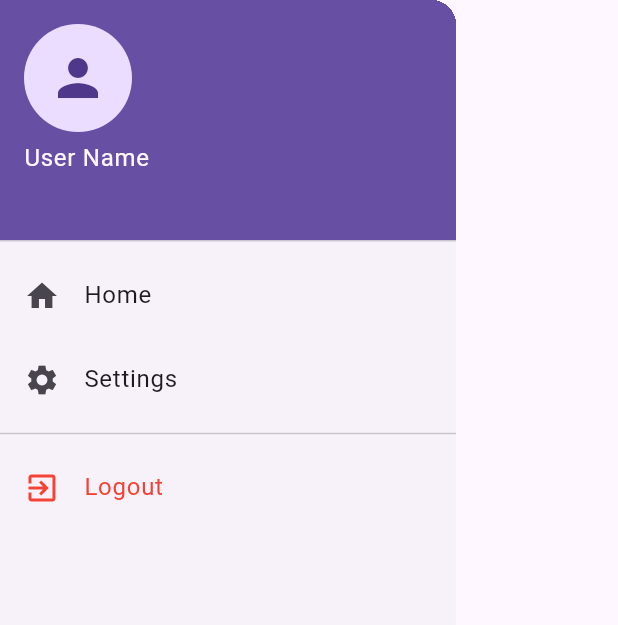
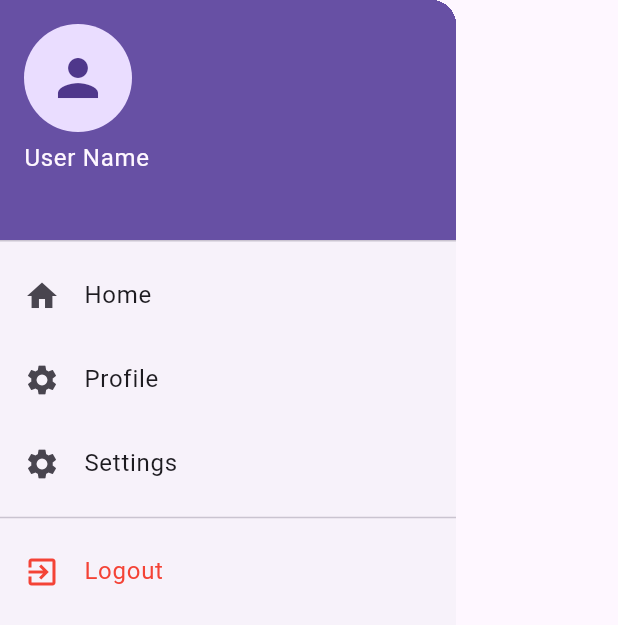
Before and after one commit to vprabhu1771/flutter_supabase_chat, a Flutter app: the CustomDrawer widget shown alone on an empty page, opened directly, on a phone screen of 412 x 824 dp. Shown: the top 625 px of the screen. Run offline on Flutter 3.47's test engine with Material 3 defaults, Android fonts, the phone set to English and light mode, and no system bars; our stand-ins replace flutter_dotenv, flutter_secure_storage, fluttertoast, supabase_flutter; accounts and stored records are empty.

```diff
--- a/lib/widgets/CustomDrawer.dart
+++ b/lib/widgets/CustomDrawer.dart
@@ -6,6 +6,7 @@ import 'package:flutter_secure_storage/flutter_secure_storage.dart';
 
 import '../screens/HomeScreen.dart';
 import '../screens/auth/LoginScreen.dart';
+import '../screens/auth/ProfileScreen.dart';
 import '../screens/auth/RegisterScreen.dart';
 
 final supabase = Supabase.instance.client;
@@ -52,6 +53,18 @@ class CustomDrawer extends StatelessWidget {
               onTap: () {
                 Navigator.pop(context);
                 Navigator.pushReplacementNamed(context, '/home');
+              },
+            ),
+            ListTile(
+              leading: Icon(Icons.settings),
+              title: Text('Profile'),
+              onTap: () {
+                Navigator.push(
+                    context,
+                  MaterialPageRoute(
+                    builder: (context) => ProfileScreen(title: 'Profile'),
+                  ),
+                );
               },
             ),
             ListTile(
```
